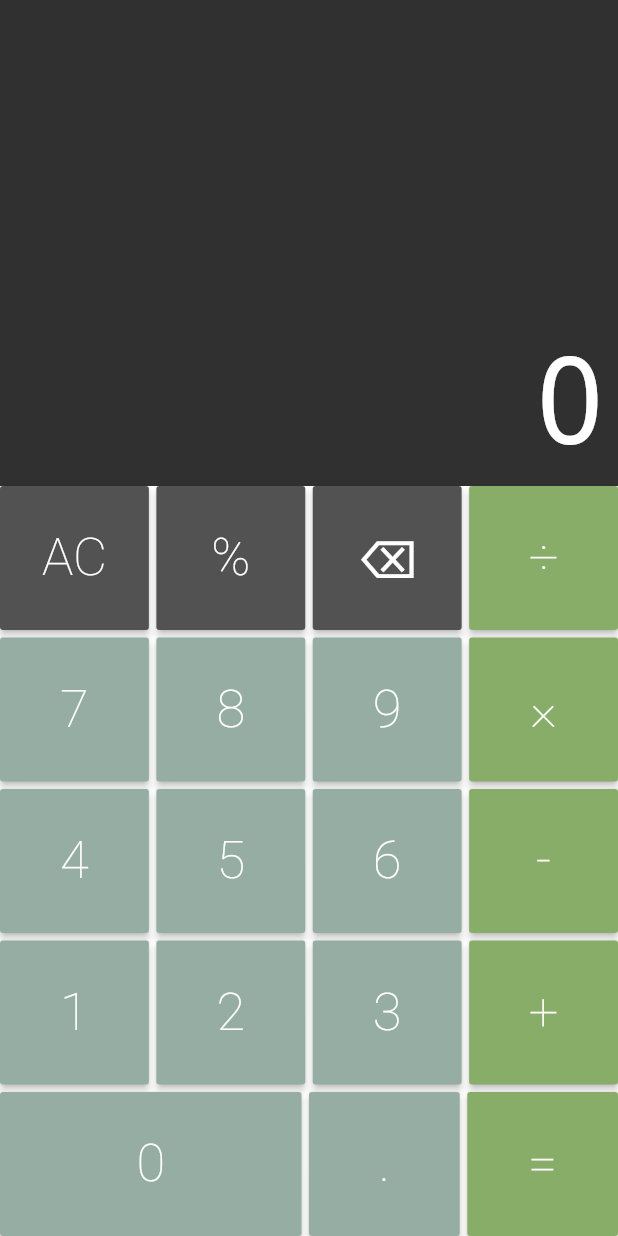
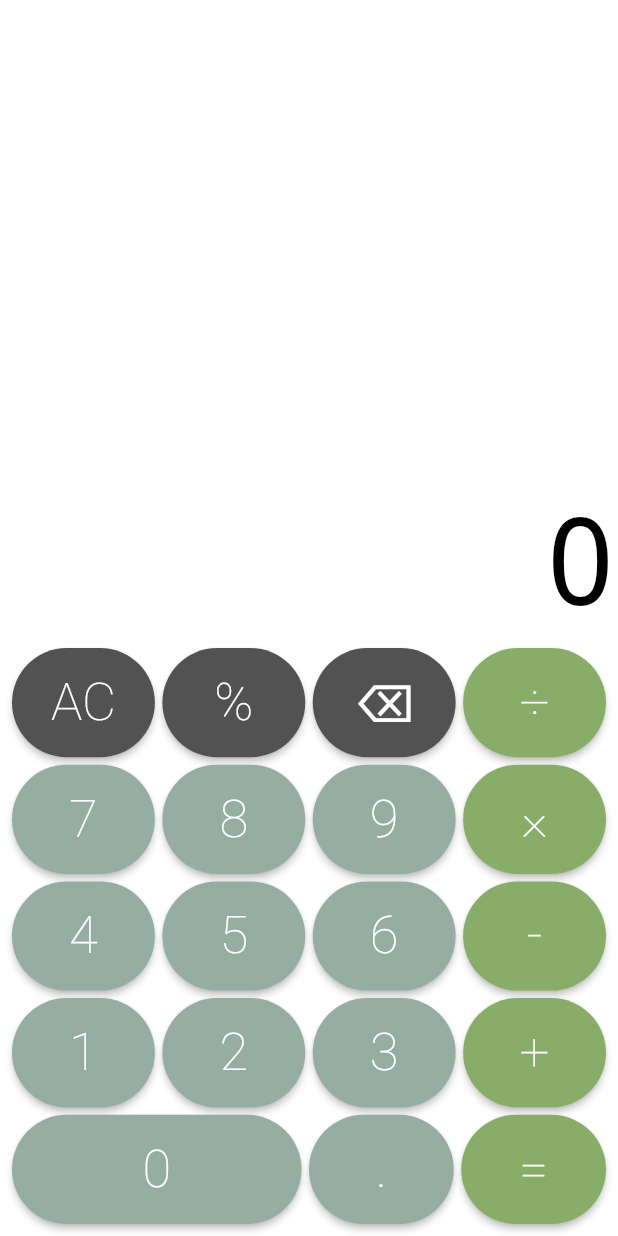
Before and after one commit to andrecomegno/calculadora, a Flutter app: the screen it shows after launch, on a phone screen of 412 x 824 dp. Run offline on Flutter 3.47's test engine with Material 2 defaults, Android fonts, the phone set to English and light mode, and no system bars; drawn by our look-alikes of auto_size_text.

Commit message:
calc  Commit

```diff
--- a/lib/components/button.dart
+++ b/lib/components/button.dart
@@ -37,6 +37,9 @@ class Button extends StatelessWidget {
       flex: big ? 2 : 1,
       child: RaisedButton(
         color: this.color,
+        shape: RoundedRectangleBorder(
+          borderRadius: BorderRadius.circular(40),
+        ),
         child: Text(
           text,
           style: TextStyle(
--- a/lib/components/display.dart
+++ b/lib/components/display.dart
@@ -11,13 +11,13 @@ class Display extends StatelessWidget {
     return Expanded(
       flex: 1,
       child: Container(
-        color: Color.fromRGBO(48, 48, 48, 1),
+        color: Color.fromRGBO(255, 255, 255, 1),
         child: Column(
           mainAxisAlignment: MainAxisAlignment.end,
           crossAxisAlignment: CrossAxisAlignment.stretch,
           children: <Widget>[
             Padding(
-              padding: const EdgeInsets.all(8.0),
+              padding: const EdgeInsets.all(1.0),
               child: AutoSizeText(
                 text,
                 minFontSize: 20,
@@ -28,7 +28,7 @@ class Display extends StatelessWidget {
                   fontWeight: FontWeight.w100,
                   decoration: TextDecoration.none,
                   fontSize: 80,
-                  color: Colors.white,
+                  color: Colors.black,
                 ),
               ),
             ),
--- a/lib/components/keyboard.dart
+++ b/lib/components/keyboard.dart
@@ -1,5 +1,3 @@
-import 'dart:ffi';
-
 import 'package:flutter/material.dart';
 import 'button.dart';
 import 'button_row.dart';
@@ -12,7 +10,9 @@ class Keyborad extends StatelessWidget {
   @override
   Widget build(BuildContext context) {
     return Container(
-      height: 500,
+      height: 400,
+      color: Color.fromRGBO(255, 255, 255, 1),
+      padding: const EdgeInsets.all(8.0),
       child: Column(
         children: <Widget>[
           ButtonRow([
```
